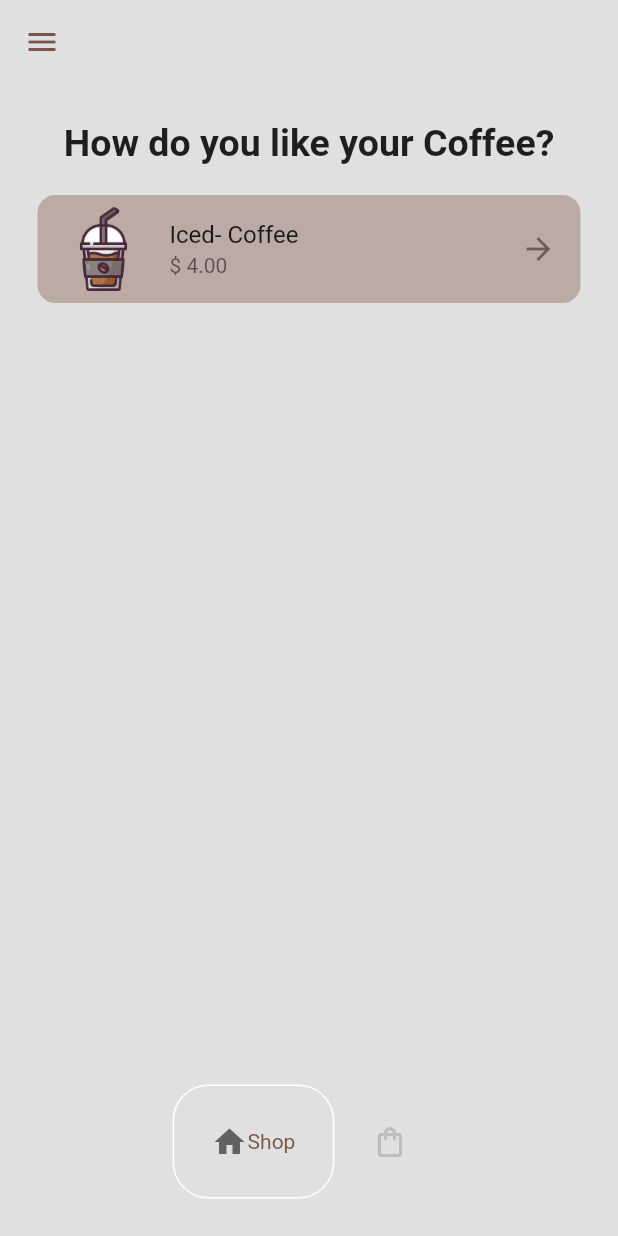
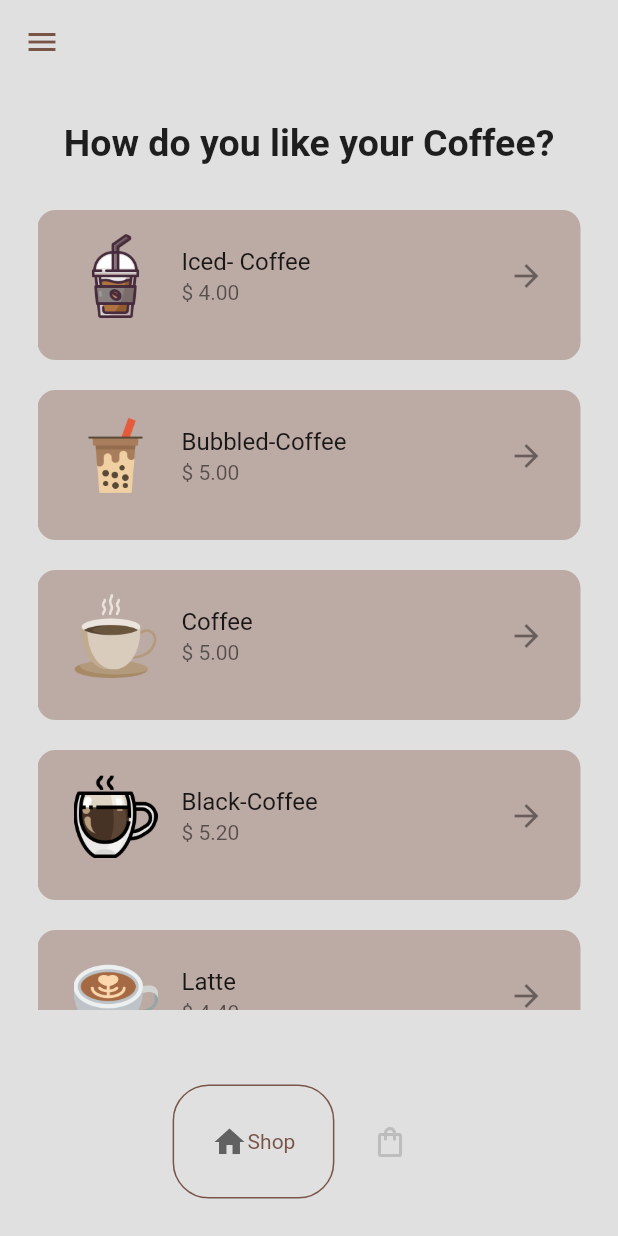
Before and after one commit to Lakshitagit21/CaffeineCafe, a Flutter app: the HomePage screen opened directly, on a phone screen of 412 x 824 dp. Run offline on Flutter 3.47's test engine with Material 2 defaults, Android fonts, the phone set to English and light mode, and no system bars; drawn by our look-alikes of google_nav_bar.

Commit message:
Completed Caffine Cafe

```diff
--- a/caffine_cafe/lib/components/bottom_navbar.dart
+++ b/caffine_cafe/lib/components/bottom_navbar.dart
@@ -16,7 +16,7 @@ class MyBottomNavBar extends StatelessWidget {
           activeColor: const Color.fromRGBO(97, 97, 97, 1),
           tabBackgroundColor: const Color.fromRGBO(224, 224, 224, 1),
           tabBorderRadius: 24,
-          tabActiveBorder: Border.all(color: Colors.white),
+          tabActiveBorder: Border.all(color: Colors.brown),
           onTabChange: (value) => onTabChange!(value),
           textStyle: const TextStyle(color: Colors.brown),
           tabs: const [
--- a/caffine_cafe/lib/components/drink_tile.dart
+++ b/caffine_cafe/lib/components/drink_tile.dart
@@ -18,14 +18,18 @@ class DrinkTile extends StatelessWidget {
     return GestureDetector(
       onTap: onTap,
       child: Container(
-        margin: const EdgeInsets.only(bottom: 10),
+        height: 100,
+        margin: const EdgeInsets.only(bottom: 10, top: 10),
         decoration: BoxDecoration(
             color: Colors.brown[200], borderRadius: BorderRadius.circular(12)),
-        child: ListTile(
-          title: Text(drink.name),
-          subtitle: Text("\$ ${drink.price}"),
-          leading: Image.asset(drink.imagePath),
-          trailing: trailing,
+        child: Padding(
+          padding: const EdgeInsets.all(8.0),
+          child: ListTile(
+            title: Text(drink.name),
+            subtitle: Text("\$ ${drink.price}"),
+            leading: Image.asset(drink.imagePath),
+            trailing: trailing,
+          ),
         ),
       ),
     );
--- a/caffine_cafe/lib/models/shop.dart
+++ b/caffine_cafe/lib/models/shop.dart
@@ -10,6 +10,36 @@ class CoffeeShop extends ChangeNotifier {
       name: "Iced- Coffee",
       price: "4.00",
       imagePath: "lib/images/iced-coffee.png",
+    ),
+    Drink(
+      name: "Bubbled-Coffee",
+      price: "5.00",
+      imagePath: "lib/images/bubble-tea.png",
+    ),
+    Drink(
+      name: "Coffee",
+      price: "5.00",
+      imagePath: "lib/images/coffee.png",
+    ),
+    Drink(
+      name: "Black-Coffee",
+      price: "5.20",
+      imagePath: "lib/images/hot-coffee.png",
+    ),
+    Drink(
+      name: "Latte",
+      price: "4.40",
+      imagePath: "lib/images/latte.png",
+    ),
+    Drink(
+      name: "Oreo-Shake",
+      price: "4.40",
+      imagePath: "lib/images/iced-coffee.png",
+    ),
+    Drink(
+      name: "Espresso",
+      price: "4.50",
+      imagePath: "lib/images/latte.png",
     ),
   ];
 
--- a/caffine_cafe/lib/pages/order_page.dart
+++ b/caffine_cafe/lib/pages/order_page.dart
@@ -39,7 +39,7 @@ class _OrderPageState extends State<OrderPage> {
     Navigator.pop(context);
 
     showDialog(
-      context: context,
+        context: context,
         builder: (context) => const AlertDialog(
               title: Text('Successfully added to the cart!'),
             ));
@@ -53,8 +53,11 @@ class _OrderPageState extends State<OrderPage> {
       body: Column(children: [
         //drink image
 
-        Image.asset(
-          widget.drink.imagePath,
+        Padding(
+          padding: const EdgeInsets.all(50.0),
+          child: Image.asset(
+            widget.drink.imagePath,
+          ),
         ),
 
         //sliders
```
